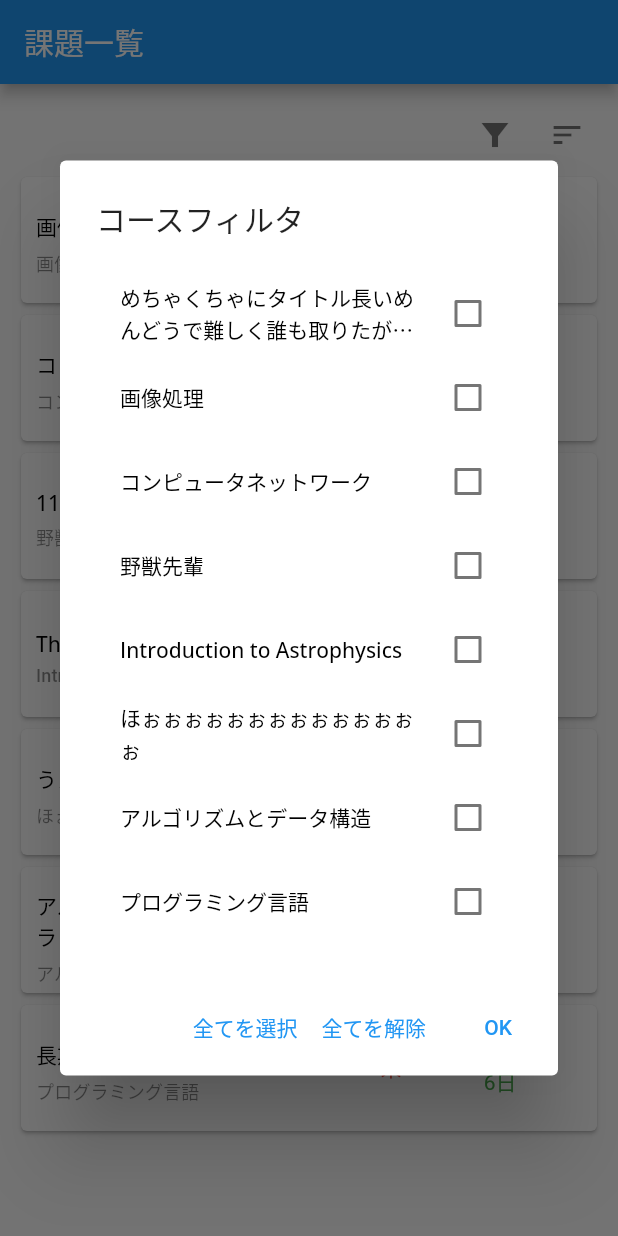
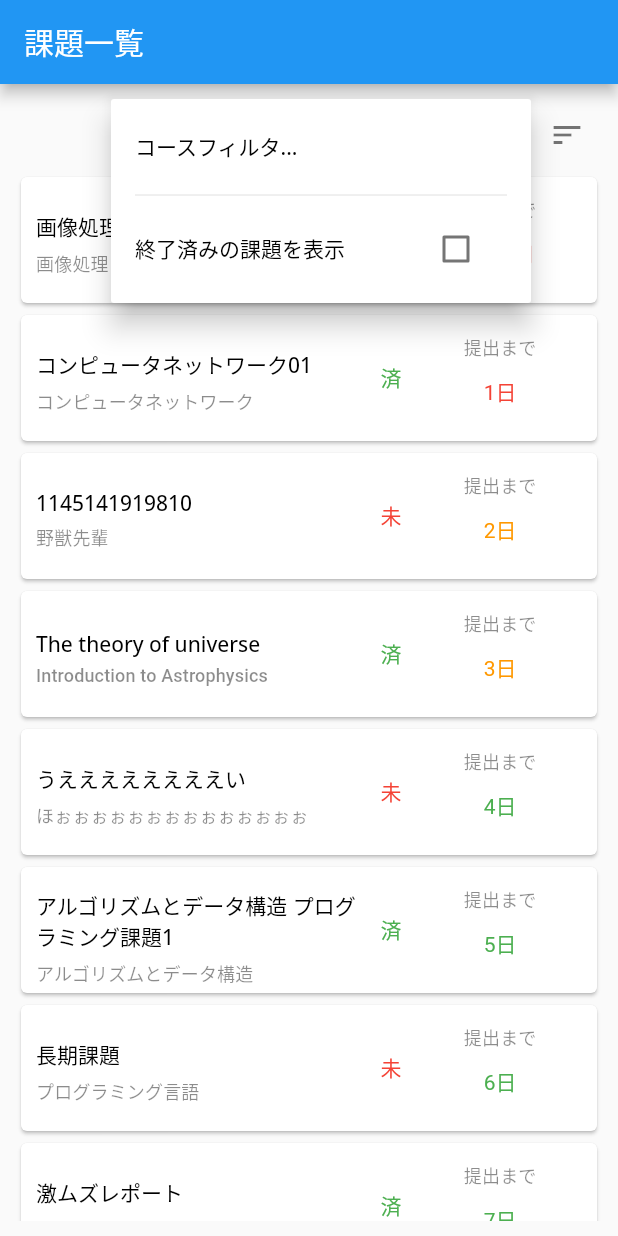
Before and after one commit to NekoZ-Meow/MoodleEvents2, a Flutter app: the screen it shows after launch, after a tap on the "filter alt" icon, on a phone screen of 412 x 824 dp. Run offline on Flutter 3.47's test engine with Material 2 defaults, Android fonts, the phone set to English and light mode, and no system bars; our stand-ins replace flutter_html, flutter_local_notifications, fluttertoast, google_fonts, stack_trace, webview_flutter; missing offline and left inert: webview_cookie_manager.

```diff
--- a/moodle_event_2/lib/main.dart
+++ b/moodle_event_2/lib/main.dart
@@ -3,14 +3,16 @@ import 'dart:io';
 import 'package:flutter/material.dart';
 import 'package:google_fonts/google_fonts.dart';
 import 'package:moodle_event_2/model/event/test_event_list_model.dart';
+import 'package:moodle_event_2/notification/notification_service.dart';
 import 'package:moodle_event_2/ui/home_page/home_page.dart';
 import 'package:moodle_event_2/ui/home_page/home_page_viewmodel.dart';
 import 'package:provider/provider.dart';
 
 import 'constants/color_constants.dart';
 
-void main() {
+void main() async {
   runApp(MyApp());
+  await notificationInitialize();
 }
 
 class MyApp extends StatelessWidget {
@@ -39,7 +41,7 @@ class MyApp extends StatelessWidget {
                   fontSize: 19,
                   fontWeight: FontWeight.w500),
               subtitle2:
-              const TextStyle(color: ColorConstants.textSub, fontSize: 12)),
+                  const TextStyle(color: ColorConstants.textSub, fontSize: 12)),
         ),
         home: const HomePage(),
       ),
--- a/moodle_event_2/lib/model/event/test_event_list_model.dart
+++ b/moodle_event_2/lib/model/event/test_event_list_model.dart
@@ -1,7 +1,17 @@
+import 'dart:math';
+
 import 'package:moodle_event_2/model/event/event.dart';
 import 'package:moodle_event_2/model/event/i_event_list_model.dart';
 
 class TestEventListModel implements IEventListModel {
+  static final TestEventListModel _instance = TestEventListModel._internal();
+
+  TestEventListModel._internal();
+
+  factory TestEventListModel() {
+    return _instance;
+  }
+
   final List<Event> _events = [];
 
   @override
@@ -25,6 +35,8 @@ class TestEventListModel implements IEventListModel {
       "うええええええええい",
       "アルゴリズムとデータ構造 プログラミング課題1",
       "長期課題",
+      "激ムズレポート",
+      "人生の証明",
     ];
 
     List<String> courseNames = [
@@ -35,12 +47,14 @@ class TestEventListModel implements IEventListModel {
       "Introduction to Astrophysics",
       "ほぉぉぉぉぉぉぉぉぉぉぉぉぉぉ",
       "アルゴリズムとデータ構造",
-      "プログラミング言語"
+      "プログラミング言語",
+      "コンピュータシステム",
+      "宇宙物理学",
     ];
 
     this._events.clear();
     DateTime now = DateTime.now();
-    for (int i = 0; i < 8; i++) {
+    for (int i = 0; i < min(courseNames.length, eventTitles.length); i++) {
       this._events.add(Event(i, i, eventTitles[i], "これはテストです", "コースイベント",
           courseNames[i], "https://google.com", now.add(Duration(days: i)),
           isSubmit: i % 2 == 0));
--- a/moodle_event_2/lib/model/options/options_model.dart
+++ b/moodle_event_2/lib/model/options/options_model.dart
@@ -56,7 +56,9 @@ class OptionsModel {
         return;
       }
       this.filterTitle = jsonMap["title"];
-      this.filterCourses = jsonMap["courses"].toSet();
+      List<dynamic> coursesRaw = jsonMap["courses"];
+      this.filterCourses =
+          coursesRaw.map((course) => course.toString()).toSet();
       this.sortOption = SortOptionExtension.fromString(jsonMap["sort"]);
       this.showAlreadyEnded = jsonMap["showEnded"];
       if (jsonMap.containsKey("time")) {
@@ -74,7 +76,7 @@ class OptionsModel {
     Map<String, dynamic> jsonMap = {
       "version": fileVersion,
       "title": this.filterTitle,
-      "courses": this.filterCourses,
+      "courses": this.filterCourses.toList(),
       "sort": this.sortOption.name,
       "showEnded": this.showAlreadyEnded,
     };
--- /dev/null
+++ b/moodle_event_2/lib/notification/notification_service.dart
@@ -0,0 +1,50 @@
+import 'package:flutter_local_notifications/flutter_local_notifications.dart';
+
+void onDidReceiveLocalNotification(
+    int id, String? title, String? body, String? payload) async {}
+
+/// 通知が選択された時
+Future selectNotification(String? payload) async {}
+
+/// 通知設定の初期化
+Future<void> notificationInitialize() async {
+  FlutterLocalNotificationsPlugin flutterLocalNotificationsPlugin =
+      FlutterLocalNotificationsPlugin();
+// initialise the plugin. app_icon needs to be a added as a drawable resource to the Android head project
+  const AndroidInitializationSettings initializationSettingsAndroid =
+      AndroidInitializationSettings('@mipmap/ic_launcher');
+  const IOSInitializationSettings initializationSettingsIOS =
+      IOSInitializationSettings(
+          onDidReceiveLocalNotification: onDidReceiveLocalNotification);
+  const MacOSInitializationSettings initializationSettingsMacOS =
+      MacOSInitializationSettings();
+
+  const InitializationSettings initializationSettings = InitializationSettings(
+      android: initializationSettingsAndroid,
+      iOS: initializationSettingsIOS,
+      macOS: initializationSettingsMacOS);
+
+  await flutterLocalNotificationsPlugin.initialize(initializationSettings,
+      onSelectNotification: selectNotification);
+
+  return;
+}
+
+/// 通知を表示する
+Future<void> showEventNotification(
+    String title, String body, String payload) async {
+  FlutterLocalNotificationsPlugin flutterLocalNotificationsPlugin =
+      FlutterLocalNotificationsPlugin();
+
+  const AndroidNotificationDetails androidPlatformChannelSpecifics =
+      AndroidNotificationDetails('event alarm', '課題アラーム',
+          channelDescription: '課題の提出期限が迫っていることをお知らせします',
+          importance: Importance.max,
+          priority: Priority.high);
+  const NotificationDetails platformChannelSpecifics =
+      NotificationDetails(android: androidPlatformChannelSpecifics);
+  await flutterLocalNotificationsPlugin
+      .show(0, title, body, platformChannelSpecifics, payload: payload);
+
+  return;
+}
--- a/moodle_event_2/lib/ui/dialog/category_filter_dialog.dart
+++ b/moodle_event_2/lib/ui/dialog/category_filter_dialog.dart
@@ -27,8 +27,7 @@ class _CategoryFilterDialogState extends State<CategoryFilterDialog> {
       title: const Text("コースフィルタ"),
       content: SizedBox(
         width: double.maxFinite,
-        child:
-            Flexible(child: ListView(shrinkWrap: true, children: checkboxes)),
+        child: ListView(shrinkWrap: true, children: checkboxes),
       ),
       actions: [
         Row(
@@ -46,7 +45,7 @@ class _CategoryFilterDialogState extends State<CategoryFilterDialog> {
                     });
                   });
                 },
-                child: const Text("全てを選択")),
+                child: const Text("全てを除外")),
             TextButton(
                 onPressed: () {
                   setState(() {
@@ -57,7 +56,7 @@ class _CategoryFilterDialogState extends State<CategoryFilterDialog> {
                     });
                   });
                 },
-                child: const Text("全てを解除")),
+                child: const Text("全てを表示")),
           ],
         ),
         TextButton(
--- a/moodle_event_2/lib/ui/event_list/event_list.dart
+++ b/moodle_event_2/lib/ui/event_list/event_list.dart
@@ -17,13 +17,14 @@ class EventList extends StatelessWidget {
   const EventList({Key? key}) : super(key: key);
 
   /// リストがリフレッシュされた時
-  Future<void> onRefresh(BuildContext context) async {
+  /// 正しく更新できたならtrueを返す
+  Future<bool> onRefresh(BuildContext context) async {
     try {
       // 直前にログインし、セッションキーが有効である
       if (await isSessKeyValid(
           context.read<HomePageViewModel>().user.sessKey)) {
         await context.read<HomePageViewModel>().updateEventsFromMoodle();
-        return;
+        return true;
       }
 
       await Navigator.of(context).push(
@@ -34,27 +35,27 @@ class EventList extends StatelessWidget {
       if (await isSessKeyValid(
           context.read<HomePageViewModel>().user.sessKey)) {
         await context.read<HomePageViewModel>().updateEventsFromMoodle();
-        Fluttertoast.showToast(
-            msg: "更新しました", backgroundColor: ColorConstants.textEnded);
       }
     } on SocketException catch (exception) {
       ErrorDialog.showErrorDialog(context, "正しく通信できませんでした");
+      return false;
     } catch (exception) {
       ErrorDialog.showErrorDialog(context, "更新に失敗しました");
+      return false;
     }
-    return;
+    return true;
   }
 
   @override
   Widget build(BuildContext context) {
     return RefreshIndicator(
       onRefresh: () async {
-        await this.onRefresh(context);
+        if (await this.onRefresh(context)) {
+          await Fluttertoast.showToast(
+              msg: "更新しました", backgroundColor: ColorConstants.textEnded);
+        }
       },
-      child: FutureBuilder(
-        future: context.read<EventListViewModel>().loadDependencies(),
-        builder: (context, snapShot) {
-          return Consumer<EventListViewModel>(builder: (context, viewModel, _) {
+      child: Consumer<EventListViewModel>(builder: (context, viewModel, _) {
         List<EventCard> eventCards =
             viewModel.listEvents.map((event) => EventCard(event)).toList();
         return Column(
@@ -97,9 +98,7 @@ class EventList extends StatelessWidget {
             ),
           ],
         );
-          });
-        },
-      ),
+      }),
     );
   }
 }
--- a/moodle_event_2/lib/ui/event_list/event_list_viewmodel.dart
+++ b/moodle_event_2/lib/ui/event_list/event_list_viewmodel.dart
@@ -55,9 +55,21 @@ class EventListViewModel with ChangeNotifier {
     return this._options.filterCourses;
   }
 
+  /// 終了しているイベントを表示するかを取得
+  bool isShowEndedEvent() {
+    return this._options.showAlreadyEnded;
+  }
+
   /// タイトルフィルタを設定する
   void setTitleFilter(String title) {
     this._options.filterTitle = title;
+    this._updateFilter();
+    return;
+  }
+
+  /// 終了しているイベントを表示するかを設定
+  void setShowEndedEvent(bool isShowEnded) {
+    this._options.showAlreadyEnded = isShowEnded;
     this._updateFilter();
     return;
   }
@@ -84,7 +96,8 @@ class EventListViewModel with ChangeNotifier {
         .where((event) => this._titleFilter(event))
         .where((event) => this._courseFilter(event))
         .where((event) =>
-            this._options.showAlreadyEnded || this._alreadyEndedFilter(event)));
+            this._options.showAlreadyEnded || this._endedFilter(event)));
+    this._options.saveOptions();
     super.notifyListeners();
   }
 
@@ -97,11 +110,11 @@ class EventListViewModel with ChangeNotifier {
   /// イベント群をコースで絞る
   bool _courseFilter(Event event) {
     Set<String> filterCourses = this._options.filterCourses;
-    return (filterCourses.isEmpty) || filterCourses.contains(event.courseName);
+    return (filterCourses.isEmpty) || !filterCourses.contains(event.courseName);
   }
 
-  /// すでに終了しているかのフィルタ
-  bool _alreadyEndedFilter(Event event) {
+  /// 終了しているかのフィルタ
+  bool _endedFilter(Event event) {
     return !event.isAlreadyEnded();
   }
 }
--- a/moodle_event_2/lib/ui/home_page/home_page.dart
+++ b/moodle_event_2/lib/ui/home_page/home_page.dart
@@ -1,5 +1,6 @@
 import 'package:flutter/material.dart';
 import 'package:moodle_event_2/constants/margin_constants.dart';
+import 'package:moodle_event_2/notification/notification_service.dart';
 import 'package:moodle_event_2/ui/event_list/event_list.dart';
 import 'package:moodle_event_2/ui/event_list/event_list_viewmodel.dart';
 import 'package:moodle_event_2/ui/home_page/home_page_viewmodel.dart';
@@ -18,18 +19,28 @@ class HomePage extends StatelessWidget {
       ),
       body: Padding(
         padding: const EdgeInsets.all(MarginConstants.baseMargin),
-        child: FutureBuilder(
-          future: context.read<HomePageViewModel>().loadDependencies(),
+        child: FutureBuilder<EventListViewModel>(
+          future: Future<EventListViewModel>(() async {
+            EventListViewModel viewModel = EventListViewModel();
+            await context.read<HomePageViewModel>().loadDependencies();
+            await viewModel.loadDependencies();
+            return viewModel;
+          }),
           builder: (context, snapShot) {
+            if (snapShot.hasData) {
               return ChangeNotifierProxyProvider<HomePageViewModel,
                   EventListViewModel>(
-              create: (context) => EventListViewModel(),
+                create: (context) => snapShot.data!,
                 update: (context, homePageViewModel, eventListViewModel) {
-                eventListViewModel?.updateListEvents(homePageViewModel.events);
+                  eventListViewModel
+                      ?.updateListEvents(homePageViewModel.events);
                   return eventListViewModel!;
                 },
                 child: const EventList(),
               );
+            } else {
+              return Container();
+            }
           },
         ),
       ),
--- a/moodle_event_2/lib/ui/options/filter_option_button.dart
+++ b/moodle_event_2/lib/ui/options/filter_option_button.dart
@@ -10,20 +10,61 @@ class FilterOptionButton extends StatelessWidget {
   @override
   Widget build(BuildContext context) {
     return Consumer<EventListViewModel>(builder: (context, viewModel, _) {
-      return IconButton(
-        tooltip: "フィルタ方法を選択",
-        onPressed: () => showDialog(
-            context: context,
-            builder: (context) {
-              return ChangeNotifierProvider<EventListViewModel>.value(
-                value: viewModel,
-                child: const CategoryFilterDialog(),
-              );
-            }),
+      return PopupMenuButton<void>(
+        tooltip: "フィルタを設定",
         icon: const Icon(
           Icons.filter_alt_sharp,
           color: ColorConstants.textEnded,
         ),
+        itemBuilder: (context) {
+          return <PopupMenuEntry<void>>[
+            PopupMenuItem<void>(
+              enabled: false,
+              child: Column(
+                crossAxisAlignment: CrossAxisAlignment.stretch,
+                children: [
+                  TextButton(
+                    style: TextButton.styleFrom(
+                      padding: EdgeInsets.zero,
+                    ),
+                    child: Align(
+                      alignment: Alignment.centerLeft,
+                      child: Text(
+                        "コースフィルタ...",
+                        style: Theme.of(context).textTheme.headline2,
+                      ),
+                    ),
+                    onPressed: () {
+                      showDialog(
+                          context: context,
+                          builder: (context) {
+                            return ChangeNotifierProvider<
+                                EventListViewModel>.value(
+                              value: viewModel,
+                              child: const CategoryFilterDialog(),
+                            );
+                          });
+                    },
+                  ),
+                  const PopupMenuDivider(),
+                  StatefulBuilder(builder: (context, setState) {
+                    return CheckboxListTile(
+                      contentPadding: const EdgeInsets.only(right: 14),
+                      title: Text(
+                        "終了済みの課題を表示",
+                        style: Theme.of(context).textTheme.headline2,
+                      ),
+                      value: viewModel.isShowEndedEvent(),
+                      onChanged: (value) => (value != null)
+                          ? setState(() => viewModel.setShowEndedEvent(value))
+                          : {},
+                    );
+                  }),
+                ],
+              ),
+            ),
+          ];
+        },
       );
     });
   }
--- a/moodle_event_2/pubspec.yaml
+++ b/moodle_event_2/pubspec.yaml
@@ -36,7 +36,7 @@ dependencies:
   provider:
   path:
   fluttertoast:
-
+  flutter_local_notifications:
 
   # The following adds the Cupertino Icons font to your application.
   # Use with the CupertinoIcons class for iOS style icons.
```
Also changed, not shown: moodle_event_2/lib/model/event/event_list_model.dart (+8 -0 lines), moodle_event_2/lib/ui/options/filter_checkbox.dart (+14 -11 lines), moodle_event_2/pubspec.lock, 2 other files. Lines whose indentation alone changed are shown as unchanged.
